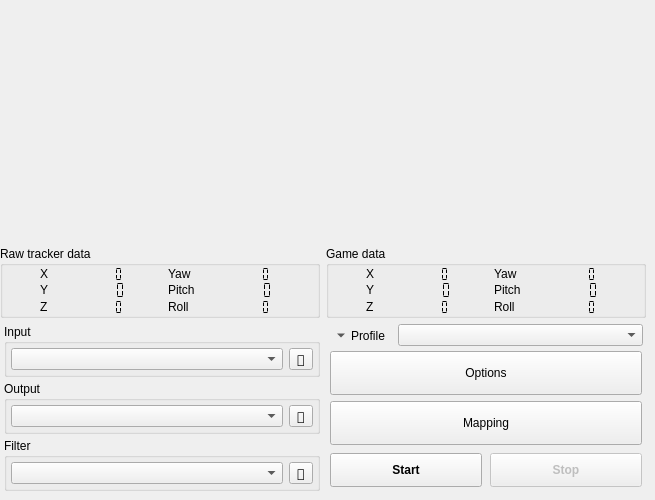
opentrack/opentrack, file opentrack/main-window.ui: the form before one commit.
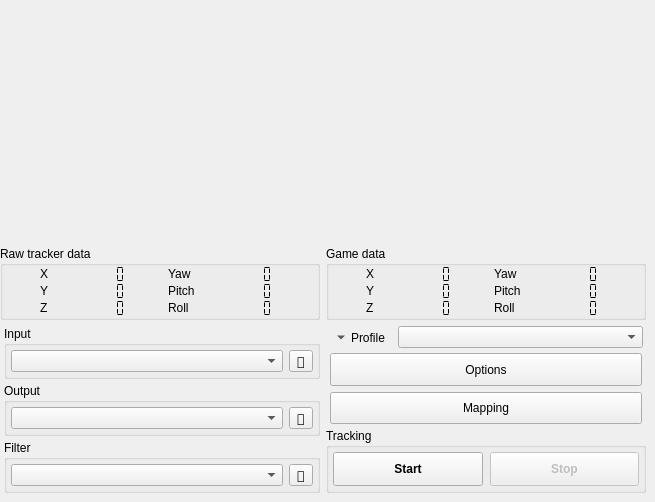
The form after the commit. Icons and pictures are not drawn. Custom widgets are drawn as their Qt base class.

Commit message: opentrack: fix ui strings missing

```diff
--- a/opentrack/main-window.ui
+++ b/opentrack/main-window.ui
@@ -8,7 +8,7 @@
     <x>0</x>
     <y>0</y>
     <width>655</width>
-    <height>500</height>
+    <height>502</height>
    </rect>
   </property>
   <property name="sizePolicy">
@@ -995,7 +995,7 @@
         </widget>
        </item>
        <item>
-        <widget class="QWidget" name="groupStartStop" native="true">
+        <widget class="QGroupBox" name="groupStartStop">
          <property name="sizePolicy">
           <sizepolicy hsizetype="MinimumExpanding" vsizetype="Maximum">
            <horstretch>4</horstretch>
@@ -1008,9 +1008,12 @@
            <height>0</height>
           </size>
          </property>
+         <property name="title">
+          <string>Tracking</string>
+         </property>
          <layout class="QHBoxLayout" name="horizontalLayout_4">
           <property name="spacing">
-           <number>8</number>
+           <number>7</number>
           </property>
           <property name="leftMargin">
            <number>4</number>
```
